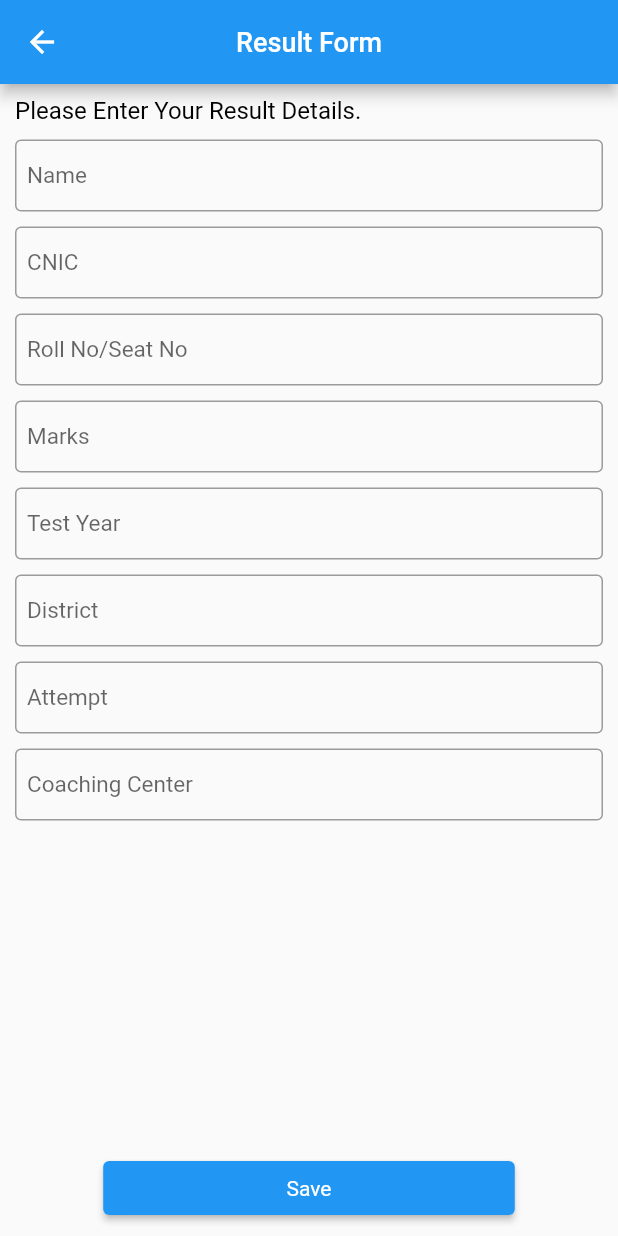
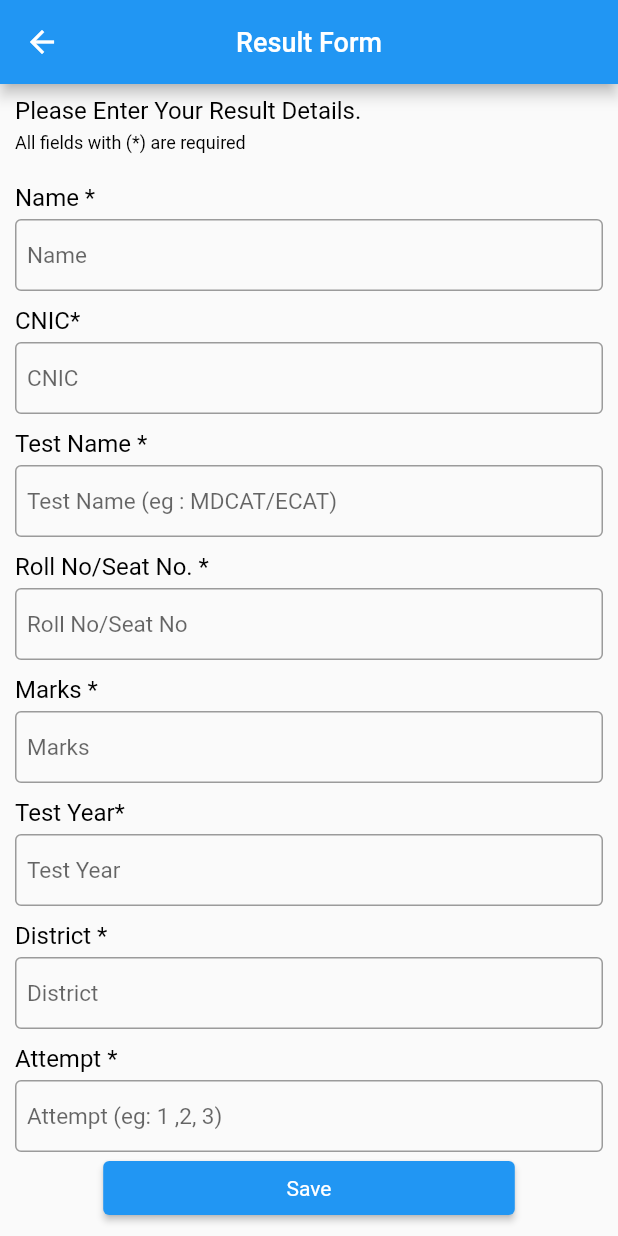
Before and after one commit to AwaisQazii/RChecker, a Flutter app: the ResultFormScreen screen opened by its route, on a phone screen of 412 x 824 dp. Run offline on Flutter 3.47's test engine with Material 2 defaults, Android fonts, the phone set to English and light mode, and no system bars; our stand-ins replace cloud_firestore, firebase_core, flutter_bloc, google_fonts, mask_text_input_formatter; accounts and stored records are empty.

Commit message:
results are displaying

```diff
--- a/lib/app/app_routes.dart
+++ b/lib/app/app_routes.dart
@@ -1,6 +1,8 @@
 import 'package:flutter/material.dart';
 import 'package:result_checker/screens/home/home.dart';
 import 'package:result_checker/screens/result_form/result_form_screen.dart';
+import 'package:result_checker/screens/view_results/select_test_type.dart';
+import 'package:result_checker/screens/view_results/view_results_screen.dart';
 
 class AppKeys {
   static final navigatorKey = GlobalKey<NavigatorState>();
@@ -9,9 +11,13 @@ class AppKeys {
 class AppRoutes {
   static const home = '/home';
   static const submitResult = '/submit_result';
+  static const selectTestType = '/select_test_type';
+  static const viewResults = '/view_results_screen';
 
   static Map<String, Widget Function(BuildContext _)> routes = {
     home: (_) => const HomeScreen(),
-    submitResult: (_) => const ResultFormScreen()
+    submitResult: (_) => const ResultFormScreen(),
+    selectTestType: (_) => const SelectTestTypeScreen(),
+    viewResults: (_) => const ViewResultsScreen()
   };
 }
--- a/lib/bloc/result_form_bloc/cubit.dart
+++ b/lib/bloc/result_form_bloc/result_form_cubit.dart
@@ -20,9 +20,11 @@ class ResultFormCubit extends Cubit<ResultFormState> {
     required String name,
     required String cnic,
     required String rollNo,
+    required String testName,
     required String district,
     required String marks,
-    required String coaching,
+    required String? coaching,
+    required String? college,
     required String attempt,
     required String year,
   }) async {
@@ -38,17 +40,25 @@ class ResultFormCubit extends Cubit<ResultFormState> {
           cnic: cnic,
           seatNo: rollNo,
           district: district,
+          testName: testName,
+          college: college ?? "",
           marks: double.parse(marks),
-          coaching: coaching,
+          coaching: coaching ?? "",
           attempt: int.parse(attempt),
           year: int.parse(year),
         );
         await ref.doc(docID).set(form.toJson());
 
+        final testNameExists = await doesTestNameExist(testName);
+
+        if (!testNameExists) {
+          await FirebaseFirestore.instance.collection('test_types').doc().set({'name': testName});
+        }
+
         emit(ResultFormState.success);
       } catch (e) {
         error = e.toString();
-        log("$error");
+        log(error);
         emit(ResultFormState.error);
       }
 
@@ -58,6 +68,14 @@ class ResultFormCubit extends Cubit<ResultFormState> {
     }
   }
 
+  Future<bool> doesTestNameExist(String testName) async {
+    final querySnapshot =
+        await FirebaseFirestore.instance.collection('results').where('testName', isEqualTo: testName).get();
+
+    // Check if there are any documents that match the query
+    return querySnapshot.docs.isNotEmpty;
+  }
+
   @override
   Future<void> close() {
     return super.close();
--- /dev/null
+++ b/lib/bloc/select_test_type_bloc/select_test_cubit.dart
@@ -0,0 +1,38 @@
+import 'dart:developer';
+
+import 'package:cloud_firestore/cloud_firestore.dart';
+import 'package:flutter_bloc/flutter_bloc.dart';
+import 'package:result_checker/app/navigation_helper.dart';
+
+enum SelectTestTypeState {
+  initial,
+  loading,
+  error,
+  success,
+}
+
+class SelectTestTypeCubit extends Cubit<SelectTestTypeState> {
+  SelectTestTypeCubit() : super(SelectTestTypeState.initial) {
+    getTestTypes();
+  }
+  String? errorMessage;
+  // List<dynamic> testTypes = [];
+  Stream<QuerySnapshot<Map<String, dynamic>>>? testTypes;
+  getTestTypes() {
+    try {
+      emit(SelectTestTypeState.loading);
+
+      final ref = FirebaseFirestore.instance.collection('test_types').snapshots();
+
+      testTypes = ref;
+      // testTypes = ref.docs;
+
+      emit(SelectTestTypeState.success);
+    } catch (e) {
+      pop();
+      errorMessage = e.toString();
+      emit(SelectTestTypeState.error);
+      return null;
+    }
+  }
+}
--- a/lib/domain/models/form_model.dart
+++ b/lib/domain/models/form_model.dart
@@ -15,7 +15,10 @@ class FormModel {
   String? seatNo;
   String? district;
   double? marks;
+  String? testName;
   String? coaching;
+  String? college;
+
   int? attempt;
   int? year;
 
@@ -25,9 +28,11 @@ class FormModel {
     this.cnic,
     this.seatNo,
     this.district,
+    this.testName,
     this.marks,
     this.coaching,
     this.attempt,
+    this.college,
     this.year,
   });
 
@@ -39,6 +44,8 @@ class FormModel {
         district: json["district"],
         marks: json["marks"],
         coaching: json["coaching"],
+        college: json["college"],
+        testName: json["testName"],
         attempt: json["attempt"],
         year: json["year"],
       );
@@ -48,9 +55,11 @@ class FormModel {
         "name": name,
         "cnic": cnic,
         "seatNo": seatNo,
-        "district": district,
+        "district": district?.toUpperCase() ?? "",
         "marks": marks,
         "coaching": coaching,
+        "college": college,
+        "testName": testName?.toUpperCase() ?? "",
         "attempt": attempt,
         "year": year,
       };
--- a/lib/screens/result_form/result_form_screen.dart
+++ b/lib/screens/result_form/result_form_screen.dart
@@ -4,7 +4,7 @@ import 'package:flutter/material.dart';
 import 'package:flutter_bloc/flutter_bloc.dart';
 import 'package:mask_text_input_formatter/mask_text_input_formatter.dart';
 import 'package:result_checker/app/navigation_helper.dart';
-import 'package:result_checker/bloc/result_form_bloc/cubit.dart';
+import 'package:result_checker/bloc/result_form_bloc/result_form_cubit.dart';
 import 'package:result_checker/widgets/app_button.dart';
 import 'package:result_checker/widgets/app_colors.dart';
 import 'package:result_checker/widgets/custom_app_bar.dart';
@@ -23,6 +23,8 @@ class ResultFormScreen extends StatefulWidget {
 class _ResultFormScreenState extends State<ResultFormScreen> {
   final rollNo = TextEditingController();
   final name = TextEditingController();
+  final testName = TextEditingController();
+
   final attempt = TextEditingController();
   final cnic = TextEditingController();
   final marks = TextEditingController();
@@ -80,6 +82,11 @@ class _ResultFormScreenState extends State<ResultFormScreen> {
                       title: "Please Enter Your Result Details.",
                       fontSize: 16,
                     ),
+                    AppSpace.vrtSpace(5),
+                    TitleText(
+                      title: "All fields with (*) are required",
+                      fontSize: 12,
+                    ),
                     Expanded(
                       child: SingleChildScrollView(
                         child: Column(
@@ -87,7 +94,12 @@ class _ResultFormScreenState extends State<ResultFormScreen> {
                             Column(
                               crossAxisAlignment: CrossAxisAlignment.start,
                               children: [
-                                AppSpace.vrtSpace(10),
+                                AppSpace.vrtSpace(20),
+                                TitleText(
+                                  title: "Name *",
+                                  fontSize: 16,
+                                ),
+                                AppSpace.vrtSpace(5),
                                 CustomTextFormField(
                                   controller: name,
                                   hint: "Name",
@@ -95,6 +107,11 @@ class _ResultFormScreenState extends State<ResultFormScreen> {
                                   validator: formValidate,
                                 ),
                                 AppSpace.vrtSpace(10),
+                                TitleText(
+                                  title: "CNIC*",
+                                  fontSize: 16,
+                                ),
+                                AppSpace.vrtSpace(5),
                                 CustomTextFormField(
                                   controller: cnic,
                                   hint: "CNIC",
@@ -111,6 +128,23 @@ class _ResultFormScreenState extends State<ResultFormScreen> {
                                   validator: formValidate,
                                 ),
                                 AppSpace.vrtSpace(10),
+                                TitleText(
+                                  title: "Test Name *",
+                                  fontSize: 16,
+                                ),
+                                AppSpace.vrtSpace(5),
+                                CustomTextFormField(
+                                  controller: testName,
+                                  hint: "Test Name (eg : MDCAT/ECAT)",
+                                  autoValidateMode: AutovalidateMode.onUserInteraction,
+                                  validator: formValidate,
+                                ),
+                                AppSpace.vrtSpace(10),
+                                TitleText(
+                                  title: "Roll No/Seat No. *",
+                                  fontSize: 16,
+                                ),
+                                AppSpace.vrtSpace(5),
                                 CustomTextFormField(
                                   controller: rollNo,
                                   hint: "Roll No/Seat No",
@@ -118,6 +152,11 @@ class _ResultFormScreenState extends State<ResultFormScreen> {
                                   validator: formValidate,
                                 ),
                                 AppSpace.vrtSpace(10),
+                                TitleText(
+                                  title: "Marks *",
+                                  fontSize: 16,
+                                ),
+                                AppSpace.vrtSpace(5),
                                 CustomTextFormField(
                                   controller: marks,
                                   hint: "Marks",
@@ -126,6 +165,11 @@ class _ResultFormScreenState extends State<ResultFormScreen> {
                                   validator: formValidate,
                                 ),
                                 AppSpace.vrtSpace(10),
+                                TitleText(
+                                  title: "Test Year*",
+                                  fontSize: 16,
+                                ),
+                                AppSpace.vrtSpace(5),
                                 CustomTextFormField(
                                   controller: year,
                                   hint: "Test Year",
@@ -133,6 +177,11 @@ class _ResultFormScreenState extends State<ResultFormScreen> {
                                   validator: formValidate,
                                 ),
                                 AppSpace.vrtSpace(10),
+                                TitleText(
+                                  title: "District *",
+                                  fontSize: 16,
+                                ),
+                                AppSpace.vrtSpace(5),
                                 CustomTextFormField(
                                   controller: district,
                                   hint: "District",
@@ -140,20 +189,41 @@ class _ResultFormScreenState extends State<ResultFormScreen> {
                                   validator: formValidate,
                                 ),
                                 AppSpace.vrtSpace(10),
+                                TitleText(
+                                  title: "Attempt *",
+                                  fontSize: 16,
+                                ),
+                                AppSpace.vrtSpace(5),
                                 CustomTextFormField(
                                   controller: attempt,
-                                  hint: "Attempt",
+                                  hint: "Attempt (eg: 1 ,2, 3)",
                                   autoValidateMode: AutovalidateMode.onUserInteraction,
                                   validator: formValidate,
                                   keyboardType: TextInputType.number,
                                 ),
                                 AppSpace.vrtSpace(10),
+                                TitleText(
+                                  title: "Coaching/Academy Name",
+                                  fontSize: 16,
+                                ),
+                                AppSpace.vrtSpace(5),
                                 CustomTextFormField(
                                   controller: coaching,
-                                  hint: "Coaching Center",
+                                  hint: "Coaching Center (eg: The Spark Center)",
                                   autoValidateMode: AutovalidateMode.onUserInteraction,
-                                  validator: formValidate,
                                 ),
+                                AppSpace.vrtSpace(10),
+                                TitleText(
+                                  title: "College/Institute Name",
+                                  fontSize: 16,
+                                ),
+                                AppSpace.vrtSpace(5),
+                                CustomTextFormField(
+                                  controller: college,
+                                  hint: "College",
+                                  autoValidateMode: AutovalidateMode.onUserInteraction,
+                                ),
+                                AppSpace.vrtSpace(20),
                               ],
                             ),
                           ],
@@ -173,8 +243,10 @@ class _ResultFormScreenState extends State<ResultFormScreen> {
                                 name: name.text,
                                 attempt: attempt.text,
                                 cnic: cnic.text.trim(),
+                                testName: testName.text,
                                 coaching: coaching.text,
                                 district: district.text,
+                                college: college.text,
                                 marks: marks.text,
                                 rollNo: rollNo.text,
                                 year: year.text,
--- a/lib/widgets/custom_text_form_field.dart
+++ b/lib/widgets/custom_text_form_field.dart
@@ -16,6 +16,7 @@ class CustomTextFormField extends StatelessWidget {
     this.showLengthCount = false,
     this.filled,
     this.readOnly = false,
+    this.onFieldSubmitted,
     this.inputFormatters,
     this.hint,
     this.maxLines,
@@ -32,6 +33,7 @@ class CustomTextFormField extends StatelessWidget {
   final bool? obscureText;
   final TextInputType? keyboardType;
   final bool? filled;
+  final Function(String? value)? onFieldSubmitted;
   final String? hint;
   final int? maxLines;
   final List<TextInputFormatter>? inputFormatters;
@@ -61,6 +63,7 @@ class CustomTextFormField extends StatelessWidget {
       maxLength: maxLength,
       buildCounter: _buildCounter,
       obscureText: obscureText ?? false,
+      onFieldSubmitted: onFieldSubmitted,
       readOnly: readOnly,
       decoration: InputDecoration(
         hintText: hint,
--- /dev/null
+++ b/lib/widgets/no_glow_behaviour.dart
@@ -0,0 +1,13 @@
+import 'package:flutter/cupertino.dart';
+
+class NoGlowBehavior extends ScrollBehavior {
+  @override
+  ScrollPhysics getScrollPhysics(BuildContext context) {
+    return const BouncingScrollPhysics();
+  }
+
+  @override
+  Widget buildOverscrollIndicator(BuildContext context, Widget child, ScrollableDetails details) {
+    return child;
+  }
+}
```
Also changed, not shown: lib/app/app.dart (+12 -2 lines), lib/bloc/view_results_bloc/view_results_cubit.dart (added, +56 -0 lines), lib/screens/home/home.dart (+5 -2 lines), lib/screens/view_results/select_test_type.dart (added, +95 -0 lines), lib/screens/view_results/view_results_screen.dart (added, +146 -0 lines), lib/widgets/global_methods.dart (+6 -2 lines), lib/bloc/ home_bloc/home_cubit.dart (renamed from lib/bloc/ home_bloc/cubit.dart).
